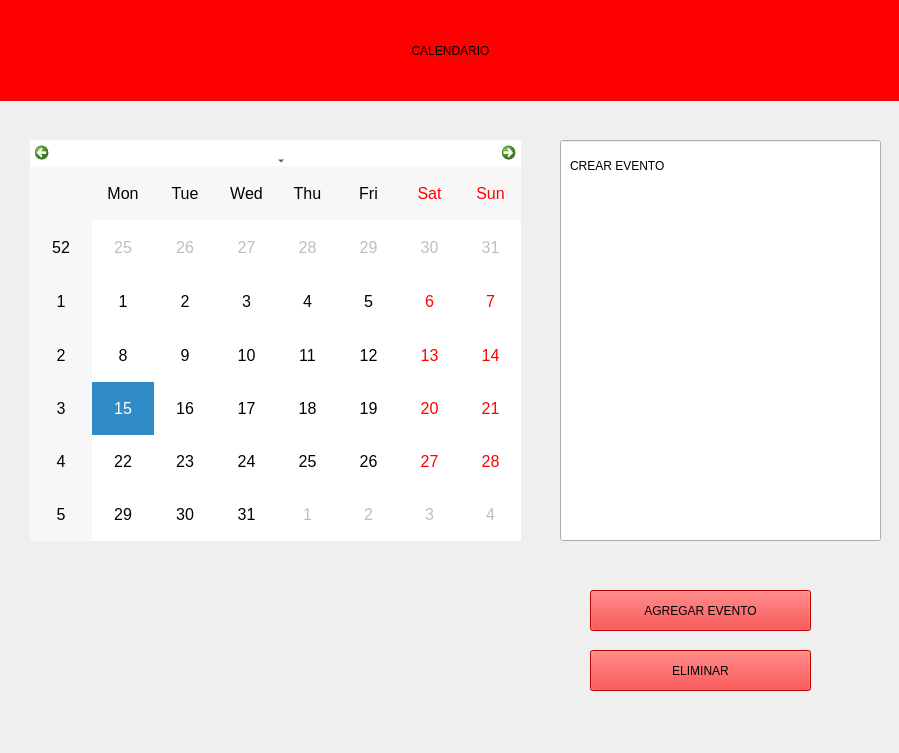
Old version of the form gui/calendario_principal.ui in the repository Bela1810/GestionU.
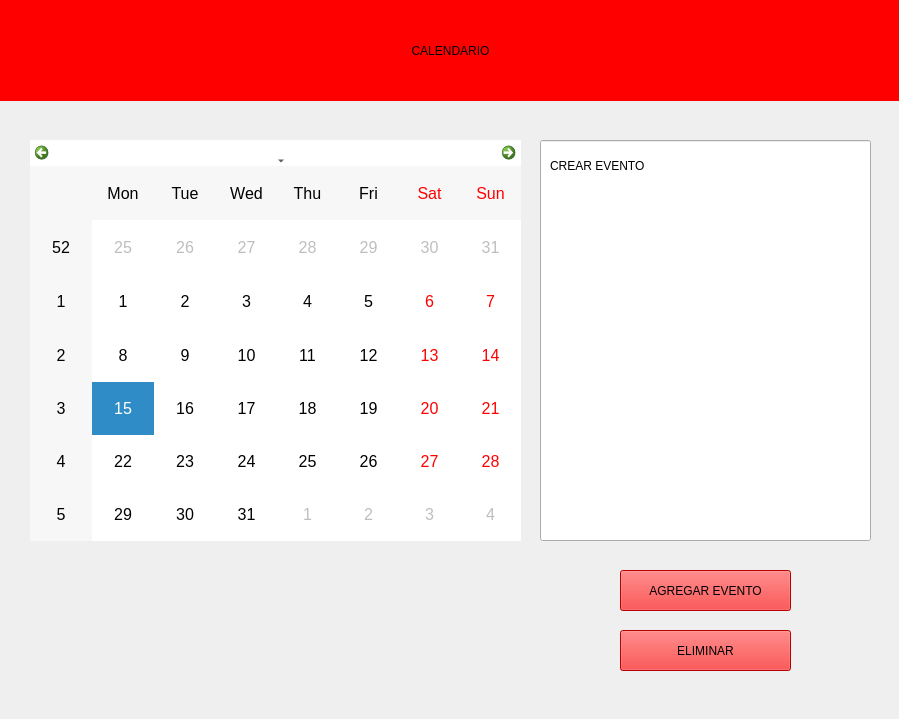
New version of the form. Icons and pictures are not drawn.

Commit message: Ventana Clima finalizada

What changed in the file:
```diff
--- a/gui/calendario_principal.ui
+++ b/gui/calendario_principal.ui
@@ -7,7 +7,7 @@
     <x>0</x>
     <y>0</y>
     <width>899</width>
-    <height>753</height>
+    <height>719</height>
    </rect>
   </property>
   <property name="windowTitle">
@@ -30,9 +30,9 @@
   <widget class="QPushButton" name="saveButton">
    <property name="geometry">
     <rect>
-     <x>590</x>
-     <y>590</y>
-     <width>221</width>
+     <x>620</x>
+     <y>570</y>
+     <width>171</width>
      <height>41</height>
     </rect>
    </property>
@@ -47,9 +47,9 @@
   <widget class="QPushButton" name="addButton">
    <property name="geometry">
     <rect>
-     <x>590</x>
-     <y>650</y>
-     <width>221</width>
+     <x>620</x>
+     <y>630</y>
+     <width>171</width>
      <height>41</height>
     </rect>
    </property>
@@ -84,9 +84,9 @@
   <widget class="QLineEdit" name="taskLineEdit">
    <property name="geometry">
     <rect>
-     <x>560</x>
+     <x>540</x>
      <y>140</y>
-     <width>321</width>
+     <width>331</width>
      <height>401</height>
     </rect>
    </property>
@@ -97,7 +97,7 @@
   <widget class="QLabel" name="label_2">
    <property name="geometry">
     <rect>
-     <x>570</x>
+     <x>550</x>
      <y>150</y>
      <width>301</width>
      <height>31</height>
@@ -113,8 +113,8 @@
    </property>
    <property name="geometry">
     <rect>
-     <x>40</x>
-     <y>580</y>
+     <x>10</x>
+     <y>560</y>
      <width>491</width>
      <height>131</height>
     </rect>
```
The commit also changes 3 other files.
